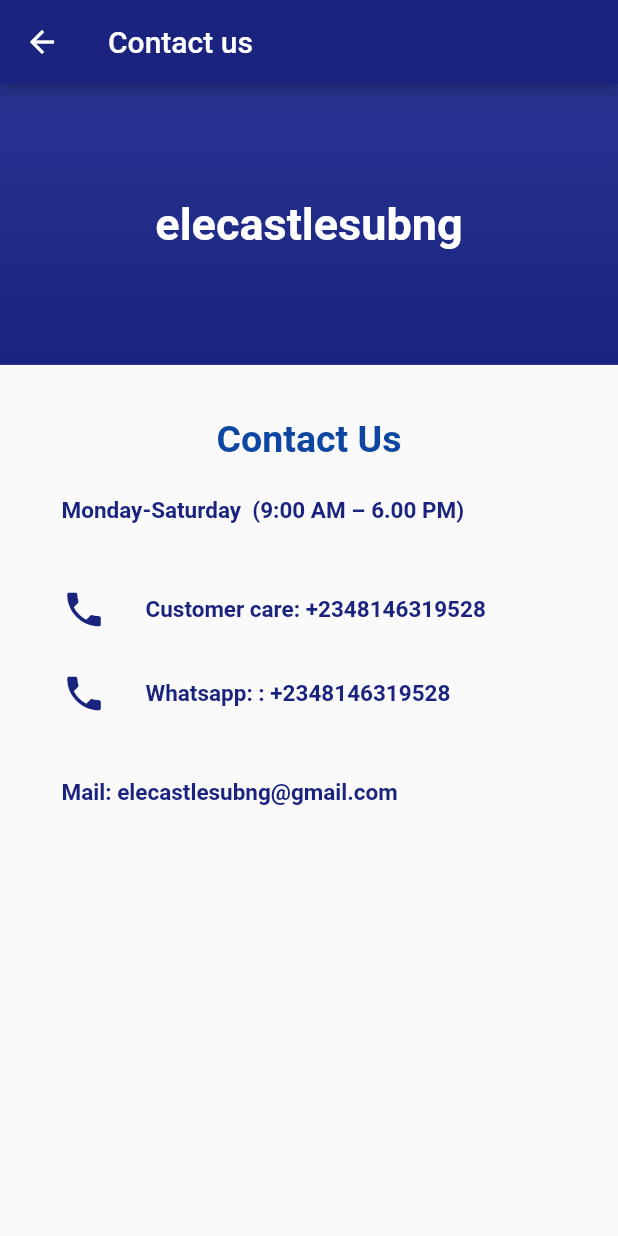
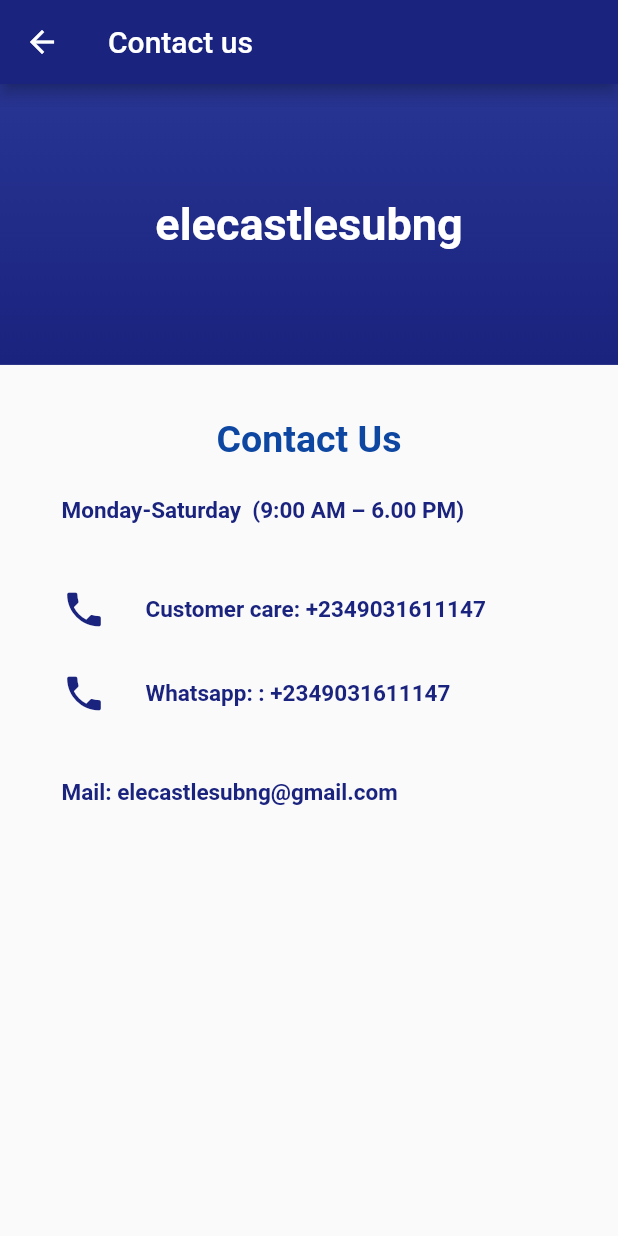
Before and after one commit to mbabalawlar/voicetselecom, a Flutter app: the ContactPage screen opened by its route, on a phone screen of 412 x 824 dp. Run offline on Flutter 3.47's test engine with Material 2 defaults, Android fonts, the phone set to English and light mode, and no system bars; our stand-ins replace awesome_dialog, dropdown_formfield, flutter_speed_dial, flutter_svg, google_fonts, local_auth and 6 more; missing offline and left inert: connection_status_bar, flutter_file_dialog, flutter_html_to_pdf, flutter_inappwebview, flutter_paystack, flutter_share and 6 more; accounts and stored records are empty; network calls fail; project files that could hold a hidden picture were left out.

Commit message:
contact details change

```diff
--- a/datavilla/lib/chatwidget.dart
+++ b/datavilla/lib/chatwidget.dart
@@ -39,7 +39,7 @@ bool  isLoading ;
         children: <Widget>[
           Builder(builder: (BuildContext context) {
             return InAppWebView(
-                initialUrl: "https://tawk.to/chat/5fc12e79a1d54c18d8ee1c29/default",
+                initialUrl: "https://tawk.to/chat/6041b881385de407571cbc63/1f00bhf42",
                 initialHeaders: {},
 
                 initialOptions: InAppWebViewGroupOptions(
--- a/datavilla/lib/screens/contact.dart
+++ b/datavilla/lib/screens/contact.dart
@@ -104,7 +104,7 @@ class _ContactPageState extends State<ContactPage> {
                       ),
                       ListTile(
                         title: Text(
-                          "Customer care: +2348146319528",
+                          "Customer care: +2349031611147",
                           style: TextStyle(
                               color: Colors.indigo[900],
                               fontWeight: FontWeight.bold,
@@ -118,7 +118,7 @@ class _ContactPageState extends State<ContactPage> {
                       ),
                       ListTile(
                         title: Text(
-                          "Whatsapp: : +2348146319528",
+                          "Whatsapp: : +2349031611147",
                           style: TextStyle(
                               color: Colors.indigo[900],
                               fontWeight: FontWeight.bold,
--- a/datavilla/lib/screens/dashboard2.dart
+++ b/datavilla/lib/screens/dashboard2.dart
@@ -108,7 +108,7 @@ class _DashboardState extends State<Dashboard> {
 
   _launchURL() async {
     const url =
-        'https://api.whatsapp.com/send?phone=2348034582329&text=hello%20clekkelcoms%20%20I%20av%20want%20%20to%20trade%20bitcoin/giftcrad';
+        'https://api.whatsapp.com/send?phone=2349031611147';
     if (await canLaunch(url)) {
       await launch(url);
     } else {
```
Also changed, not shown: datavilla/lib/screens/home_screen.dart (+8 -8 lines), 2 other files.
